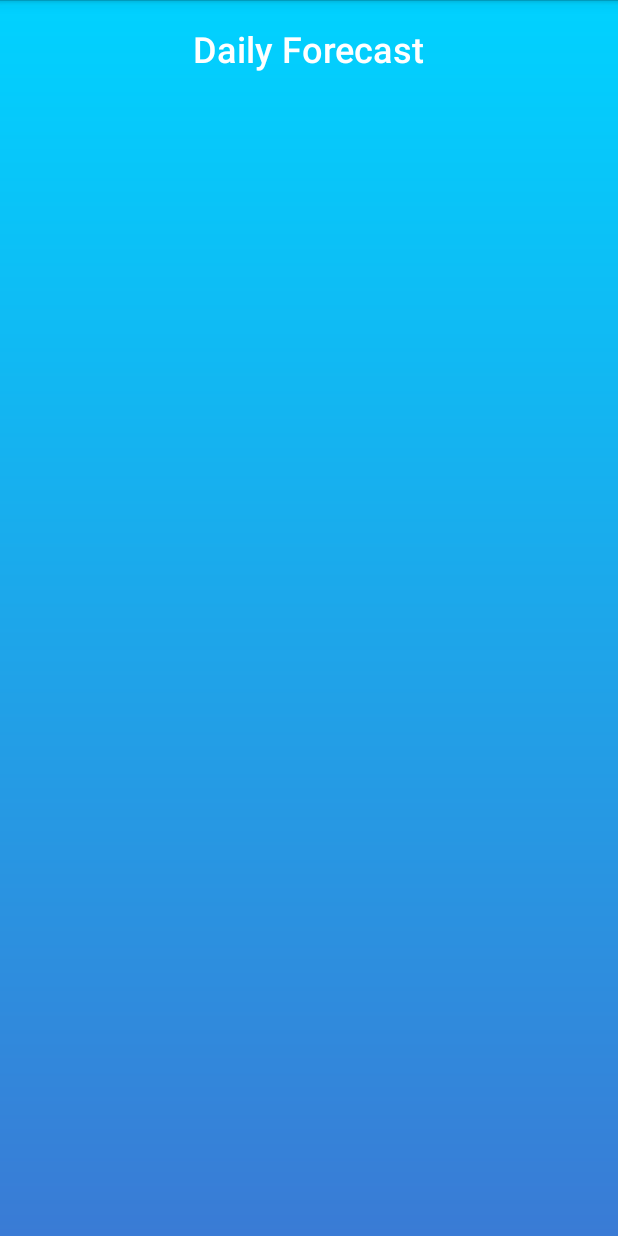
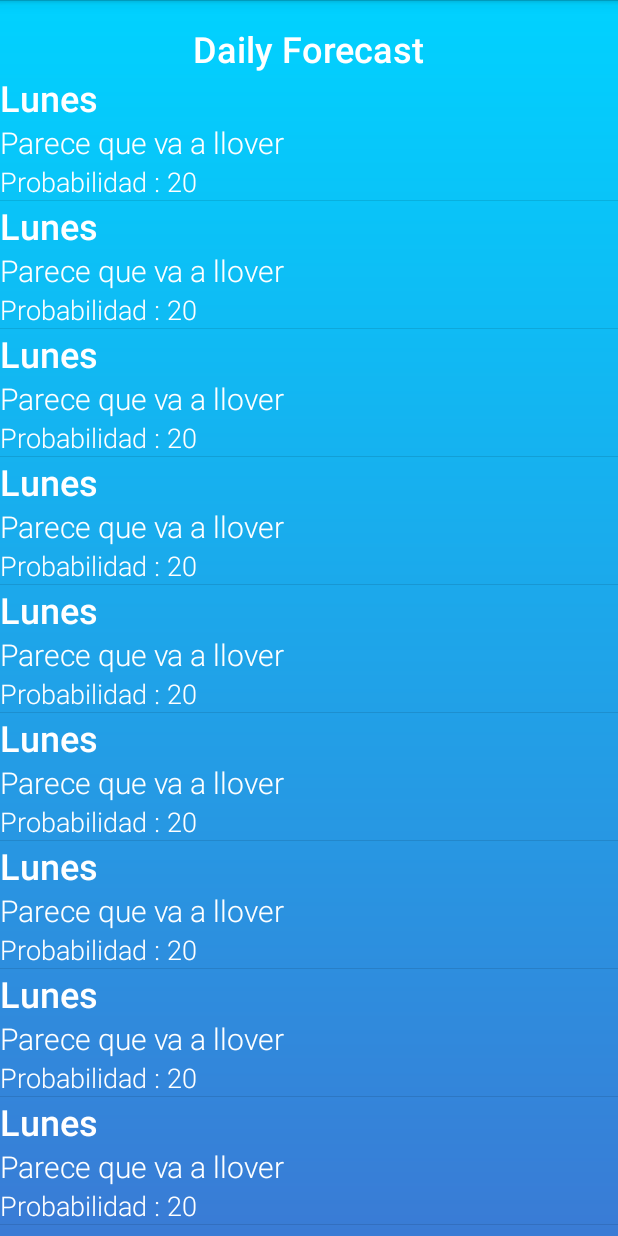
Before and after one commit to Amador368/ColorWeather, an Android app: the DailyWeatherActivity screen opened directly, with no data from a screen before it, on a phone screen of 412 x 824 dp. Run offline under Robolectric (Android 15) with nearby library versions, the phone set to English and light mode, and no system bars; network calls fail.

Commit message:
Adding ListView and creating the daily weather adapter

```diff
--- /dev/null
+++ b/app/src/main/java/me/asantiago/colorweather/Adapters/DailyWeatherAdapter.java
@@ -0,0 +1,85 @@
+package me.asantiago.colorweather.Adapters;
+
+import android.content.Context;
+import android.view.LayoutInflater;
+import android.view.View;
+import android.view.ViewGroup;
+import android.widget.BaseAdapter;
+import android.widget.TextView;
+
+import java.util.ArrayList;
+
+import me.asantiago.colorweather.Day;
+import me.asantiago.colorweather.R;
+
+/**
+ * Created by asantiago on 19/01/17.
+ */
+
+public class DailyWeatherAdapter extends BaseAdapter{
+
+    ArrayList<Day> days;
+    Context context;
+
+    public DailyWeatherAdapter (Context context, ArrayList<Day> days){
+        this.context = context;
+        this.days = days;
+    }
+
+    @Override
+    public int getCount() {
+        return days.size();//array size
+    }
+
+    @Override
+    public Object getItem(int i) {
+        return days.get(i);//item position
+    }
+
+    @Override
+    public long getItemId(int i) {
+        return 0;// is not using
+    }
+
+    @Override
+    public View getView(int i, View view, ViewGroup viewGroup) {
+
+        ViewHolder viewHolder;
+
+        Day day = days.get(i);
+
+        if (view == null){
+
+            view = LayoutInflater.from(context).inflate(R.layout.daily_list_item,viewGroup, false);
+            viewHolder = new ViewHolder();
+            viewHolder.dayTitle = (TextView) view.findViewById(R.id.dailyListTitleTextView);
+            viewHolder.dayDescription = (TextView) view.findViewById(R.id.dailyListDescriptionTextView);
+            viewHolder.dayRainProbability = (TextView) view.findViewById(R.id.dailyListProbabilityTextView);
+
+            view.setTag(viewHolder);
+
+        } else {
+
+            viewHolder = (ViewHolder) view.getTag();
+
+        }
+
+//        TextView dayTitle = (TextView) view.findViewById(R.id.dailyListTitleTextView);
+//        TextView dayDescription = (TextView) view.findViewById(R.id.dailyListDescriptionTextView);
+//        TextView dayRainProbability = (TextView) view.findViewById(R.id.dailyListProbabilityTextView);
+
+        viewHolder.dayTitle.setText(day.getDayName());
+        viewHolder.dayDescription.setText(day.getWeatherDescription());
+        viewHolder.dayRainProbability.setText(day.getRainProbability());
+
+        return view;
+    }
+
+    static class ViewHolder {
+        TextView dayTitle;
+        TextView dayDescription;
+        TextView dayRainProbability;
+
+
+    }
+}
--- a/app/src/main/java/me/asantiago/colorweather/DailyWeatherActivity.java
+++ b/app/src/main/java/me/asantiago/colorweather/DailyWeatherActivity.java
@@ -1,13 +1,45 @@
 package me.asantiago.colorweather;
 
 import android.app.Activity;
+import android.app.ListActivity;
 import android.os.Bundle;
+import android.widget.ArrayAdapter;
 
-public class DailyWeatherActivity extends Activity {
+import java.util.ArrayList;
+
+import me.asantiago.colorweather.Adapters.DailyWeatherAdapter;
+
+public class DailyWeatherActivity extends ListActivity {
 
     @Override
     protected void onCreate(Bundle savedInstanceState) {
         super.onCreate(savedInstanceState);
         setContentView(R.layout.activity_daily_weather);
+        //Array list
+//        ArrayList<String> daysArray = new ArrayList<>();
+//
+//        daysArray.add("Lunes");
+//        daysArray.add("Martes");
+//        daysArray.add("Miercoles");
+//        daysArray.add("Jueves");
+//        daysArray.add("Viernes");
+//        daysArray.add("Sabado");
+//        daysArray.add("Domingo");
+//
+//        //Array Adapter
+//        ArrayAdapter<String> daysAdapter = new ArrayAdapter<>(this,android.R.layout.simple_list_item_1, daysArray);
+        ArrayList<Day> days = new ArrayList<Day>();
+
+        for (int i = 0; i < 500; i++){
+            Day day = new Day();
+            day.setDayName("Lunes");
+            day.setWeatherDescription("Parece que va a llover");
+            day.setRainProbability("Probabilidad : 20");
+            days.add(day);
+        }
+
+        DailyWeatherAdapter dailyWeatherAdapter = new DailyWeatherAdapter(this, days);
+
+        setListAdapter(dailyWeatherAdapter);
     }
 }
--- /dev/null
+++ b/app/src/main/java/me/asantiago/colorweather/Day.java
@@ -0,0 +1,38 @@
+package me.asantiago.colorweather;
+
+/**
+ * Created by asantiago on 19/01/17.
+ */
+
+public class Day {
+    private String dayName;
+    private String weatherDescription;
+    private String rainProbability;
+
+    public String getRainProbability() {
+        return rainProbability;
+    }
+
+    public void setRainProbability(String rainProbability) {
+        this.rainProbability = rainProbability;
+    }
+
+    public String getDayName() {
+        return dayName;
+    }
+
+    public void setDayName(String dayName) {
+        this.dayName = dayName;
+    }
+
+    public String getWeatherDescription() {
+        return weatherDescription;
+    }
+
+    public void setWeatherDescription(String weatherDescription) {
+        this.weatherDescription = weatherDescription;
+    }
+
+
+
+}
--- a/app/src/main/res/layout/activity_daily_weather.xml
+++ b/app/src/main/res/layout/activity_daily_weather.xml
@@ -19,7 +19,7 @@
         android:textStyle="normal|bold" />
 
     <ListView
-        android:id="@+id/itemsListView"
+        android:id="@android:id/list"
         android:layout_width="match_parent"
         android:layout_height="match_parent"
         android:layout_below="@+id/dailyWeatherTextView"
--- /dev/null
+++ b/app/src/main/res/layout/daily_list_item.xml
@@ -0,0 +1,35 @@
+<?xml version="1.0" encoding="utf-8"?>
+<LinearLayout xmlns:android="http://schemas.android.com/apk/res/android"
+    xmlns:tools="http://schemas.android.com/tools"
+    tools:background="@drawable/bg_gradient_blue"
+    android:orientation="vertical"
+    android:layout_width="match_parent"
+    android:layout_height="match_parent">
+
+    <TextView
+        style="@style/mainFont"
+        android:text="Today"
+        android:layout_width="match_parent"
+        android:layout_height="wrap_content"
+        android:id="@+id/dailyListTitleTextView"
+        android:textStyle="normal|bold"
+        android:textColor="@android:color/background_light"
+        tools:text="Today" />
+
+    <TextView
+        style="@style/mainFont"
+        android:textSize="20sp"
+        android:text="Party clodly in the morning"
+        android:layout_width="match_parent"
+        android:layout_height="wrap_content"
+        android:id="@+id/dailyListDescriptionTextView" />
+
+    <TextView
+        style="@style/mainFont"
+        android:textSize="18sp"
+        android:text="TextView"
+        android:layout_width="match_parent"
+        android:layout_height="wrap_content"
+        android:id="@+id/dailyListProbabilityTextView"
+        tools:text="No se que decir : 23" />
+</LinearLayout>
```
